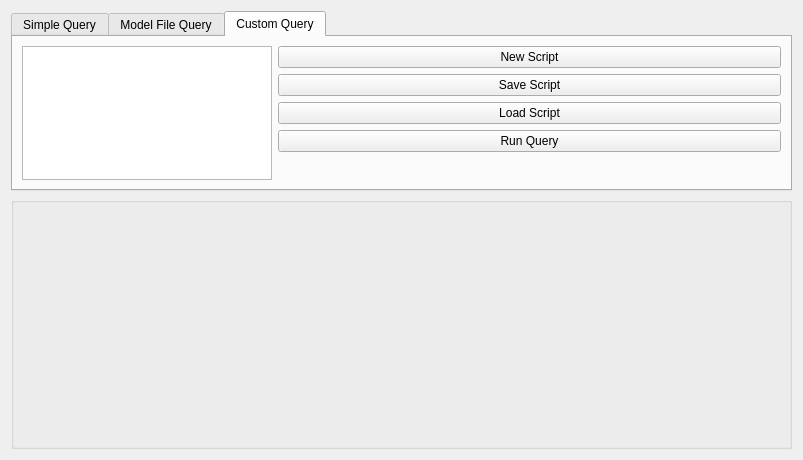
Before: the Qt Designer form src/logit/query/Query_Widget.ui in ErmeviewEnvironmentalLtd/LogIT, drawn with Qt 5.
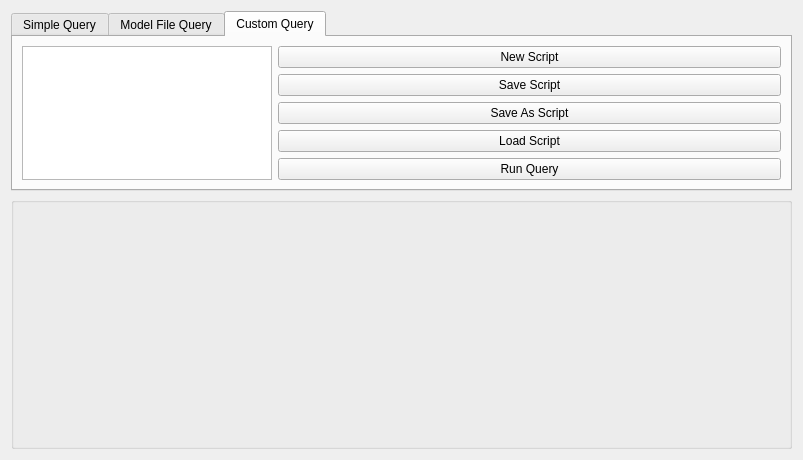
After: the same form once the commit is applied. The open tabs and pages were chosen to show the change.

Commit message:
Updated query keywords list improved save.
Custom query syntax highlighting now includes support for
Sqlite function syntax.

Added a Save Script button for saving the currently active
script to memory. This means that user doesn't need to
change to another script for this to happen. Save has also
been activated when the Run Query button is clicked.

```diff
--- a/src/logit/query/Query_Widget.ui
+++ b/src/logit/query/Query_Widget.ui
@@ -369,6 +369,13 @@
            </property>
           </widget>
          </item>
+         <item>
+          <widget class="QPushButton" name="saveAsQueryScriptBut">
+           <property name="text">
+            <string>Save As Script</string>
+           </property>
+          </widget>
+         </item>
          <item>
           <widget class="QPushButton" name="loadQueryScriptBut">
            <property name="text">
```
Left out of the diff: 2 changed lines with no effect on the pictures. The commit also changes 5 other files.
